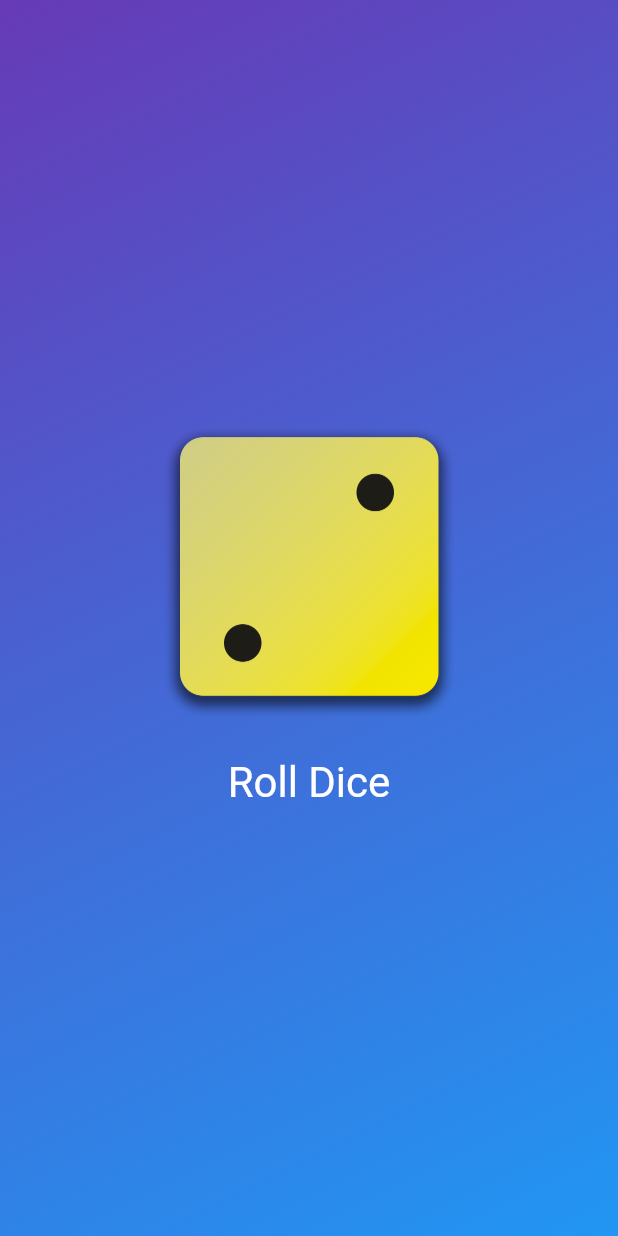
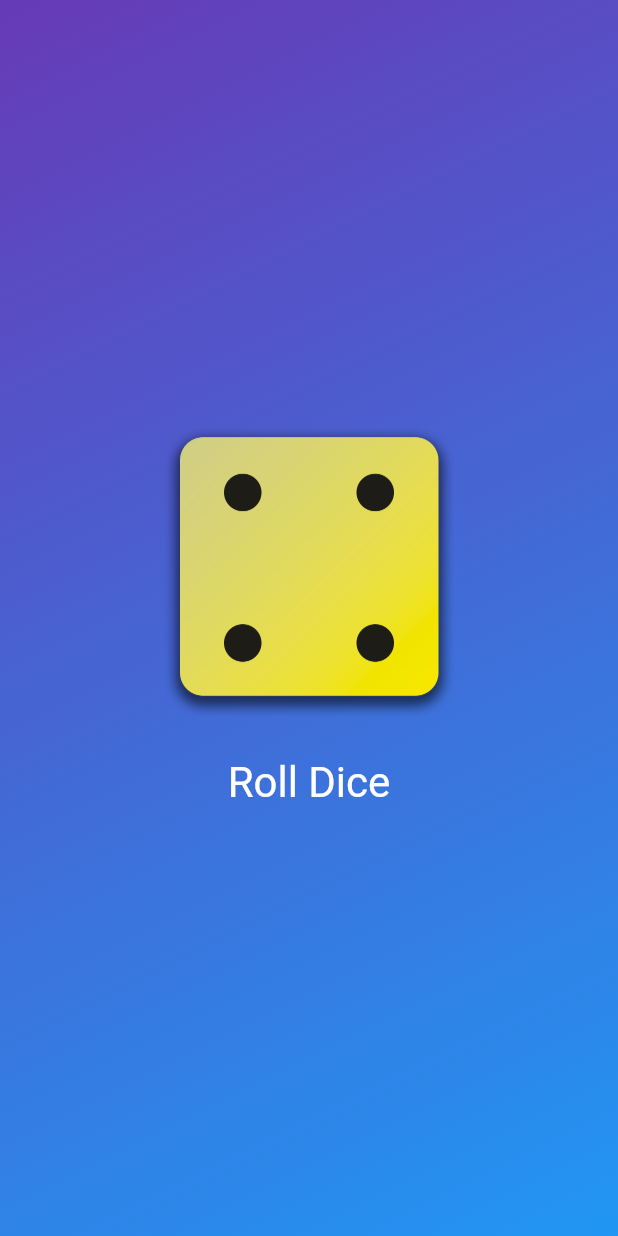
Before and after one commit to korayguenbal/roll_dice_app, a Flutter app: the screen it shows after launch, after a tap on "Roll Dice", on a phone screen of 412 x 824 dp. Run offline on Flutter 3.47's test engine with Material 3 defaults, Android fonts, the phone set to English and light mode, and no system bars.

```diff
--- /dev/null
+++ b/lib/dice_roller.dart
@@ -0,0 +1,41 @@
+import 'package:flutter/material.dart';
+
+class DiceRoller extends StatefulWidget {
+  const DiceRoller({super.key});
+
+  @override
+  State<DiceRoller> createState() {
+    return _DiceRollerState();
+  }
+}
+
+class _DiceRollerState extends State<DiceRoller> {
+  var activeDiceImage = "assets/images/dice-1.png";
+
+  void rollDice() {
+    setState(() {
+      activeDiceImage = "assets/images/dice-4.png";
+    });
+  }
+
+  @override
+  Widget build(context) {
+    return Column(
+      mainAxisSize: MainAxisSize.min,
+      children: [
+        Image.asset(activeDiceImage, width: 200),
+        SizedBox(
+          height: 20,
+        ),
+        TextButton(
+          onPressed: rollDice,
+          style: TextButton.styleFrom(
+            foregroundColor: Colors.white,
+            textStyle: const TextStyle(fontSize: 28),
+          ),
+          child: Text("Roll Dice"),
+        ),
+      ],
+    );
+  }
+}
--- a/lib/gradient_container.dart
+++ b/lib/gradient_container.dart
@@ -1,14 +1,13 @@
 import 'package:flutter/material.dart';
+import 'package:roll_dice_app/dice_roller.dart';
 
 const startAlignement = AlignmentGeometry.topLeft;
 const endAlignement = AlignmentGeometry.bottomRight;
 
 class GradientContainer extends StatelessWidget {
-  const GradientContainer({super.key, required this.colors});
+  GradientContainer({super.key, required this.colors});
 
   final List<Color> colors;
-
-  void rollDice() {}
 
   @override
   Widget build(context) {
@@ -20,25 +19,7 @@ class GradientContainer extends StatelessWidget {
           end: endAlignement,
         ),
       ),
-      child: Center(
-        child: Column(
-          mainAxisSize: MainAxisSize.min,
-          children: [
-            Image.asset("assets/images/dice-2.png", width: 200),
-            SizedBox(
-              height: 20,
-            ),
-            TextButton(
-              onPressed: rollDice,
-              style: TextButton.styleFrom(
-                foregroundColor: Colors.white,
-                textStyle: const TextStyle(fontSize: 28),
-              ),
-              child: Text("Roll Dice"),
-            ),
-          ],
-        ),
-      ),
+      child: Center(child: DiceRoller()),
     );
   }
 }
--- a/lib/main.dart
+++ b/lib/main.dart
@@ -3,7 +3,7 @@ import 'package:roll_dice_app/gradient_container.dart';
 
 void main() {
   runApp(
-    const MaterialApp(
+     MaterialApp(
       home: Scaffold(
         body: GradientContainer(colors: [Colors.deepPurple, Colors.blue],),
       ),
```
